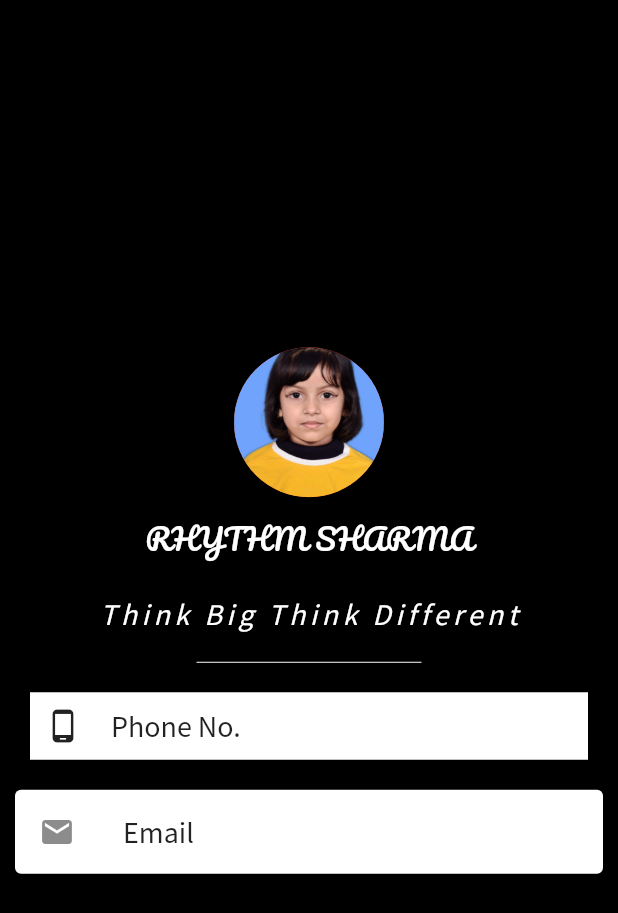
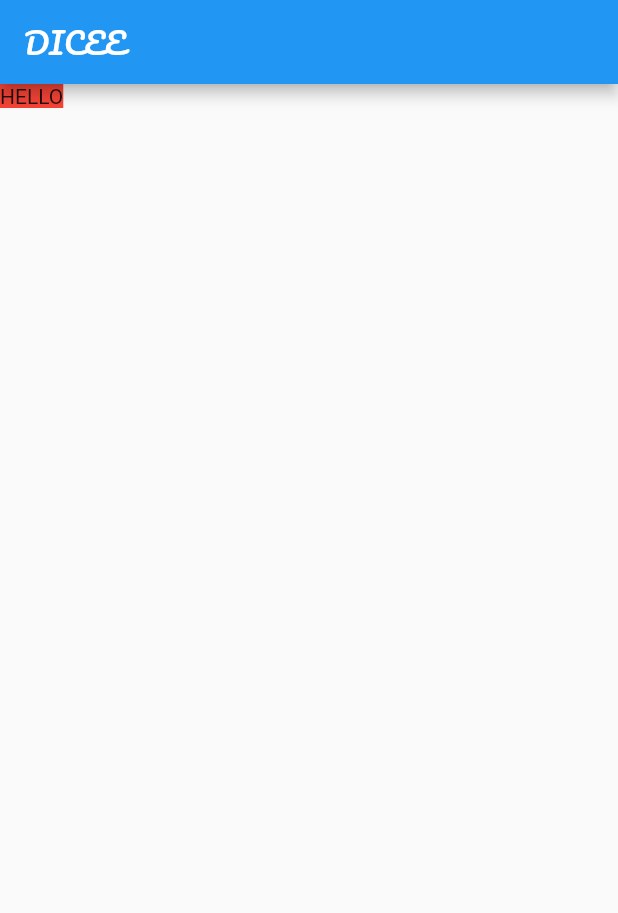
Before and after one commit to Prasen86/flutter_tutorial_app, a Flutter app: the screen it shows after launch, on a phone screen of 412 x 824 dp. Shown: the top 913 px of the screen. Run offline on Flutter 3.47's test engine with Material 2 defaults, Android fonts, the phone set to English and light mode, and no system bars.

Commit message:
First Commit...

```diff
--- a/lib/main.dart
+++ b/lib/main.dart
@@ -18,83 +18,8 @@ class HomePage extends StatefulWidget {
 
 Widget _bodyWidget() {
   return Container(
-    color: Colors.black,
-    height: double.infinity,
-    width: double.infinity,
-    child: SafeArea(
-      child: Column(
-        mainAxisAlignment: MainAxisAlignment.center,
-        children: <Widget>[
-          CircleAvatar(
-            radius: 50.0,
-            backgroundColor: Colors.red,
-            backgroundImage: AssetImage('assets/images/rhythm.jpg'),
-          ),
-          Container(
-            margin: EdgeInsets.all(10.0),
-            child: new Text(
-              "RHYTHM SHARMA",
-              style: TextStyle(
-                  color: Colors.white, fontSize: 20.0, fontFamily: 'Pacifico'),
-            ),
-          ),
-          Container(
-            margin: EdgeInsets.all(10.0),
-            child: new Text(
-              "Think Big Think Different",
-              style: TextStyle(
-                  letterSpacing: 3.0,
-                  color: Colors.white,
-                  fontSize: 20.0,
-                  fontFamily: 'SourceSansPro',
-                  fontStyle: FontStyle.italic),
-            ),
-          ),
-          SizedBox(
-            height: 20.0,
-            width: 150.0,
-            child: Divider(
-              color: Colors.white,
-            ),
-          ),
-          Container(
-            color: Colors.white,
-            margin: EdgeInsets.symmetric(vertical: 10.0, horizontal: 20.0),
-            padding: EdgeInsets.all(10.0),
-            child: Row(
-              children: <Widget>[
-                Icon(
-                  Icons.phone_android,
-                ),
-                SizedBox(
-                  width: 20.0,
-                ),
-                Text(
-                  "Phone No.",
-                  style: TextStyle(
-                    fontFamily: "SourceSansPro",
-                    fontSize: 20.0,
-                  ),
-                ),
-              ],
-            ),
-          ),
-          Card(
-            color: Colors.white,
-            margin: EdgeInsets.all(10.0),
-            child: ListTile(
-              leading: Icon(
-                Icons.email,
-              ),
-              title: Text(
-                "Email",
-                style: TextStyle(fontFamily: "SourceSansPro", fontSize: 20.0),
-              ),
-            ),
-          ),
-        ],
-      ),
-    ),
+    color: Colors.red,
+    child: Text('HELLO'),
   );
 }
 
@@ -102,6 +27,15 @@ class _HomePageState extends State<HomePage> {
   @override
   Widget build(BuildContext context) {
     return new Scaffold(
+      appBar: AppBar(
+        title: Text(
+          "DICEE",
+          style: TextStyle(
+            fontFamily: 'Pacifico',
+            color: Colors.white,
+          ),
+        ),
+      ),
       body: _bodyWidget(),
     );
   }
```
Also changed, not shown: assets/images/dice 1.png (added), assets/images/dice 2.png (added), assets/images/dice 3.png (added), assets/images/dice 4.png (added), assets/images/dice 5.png (added), assets/images/dice 6.png (added).
